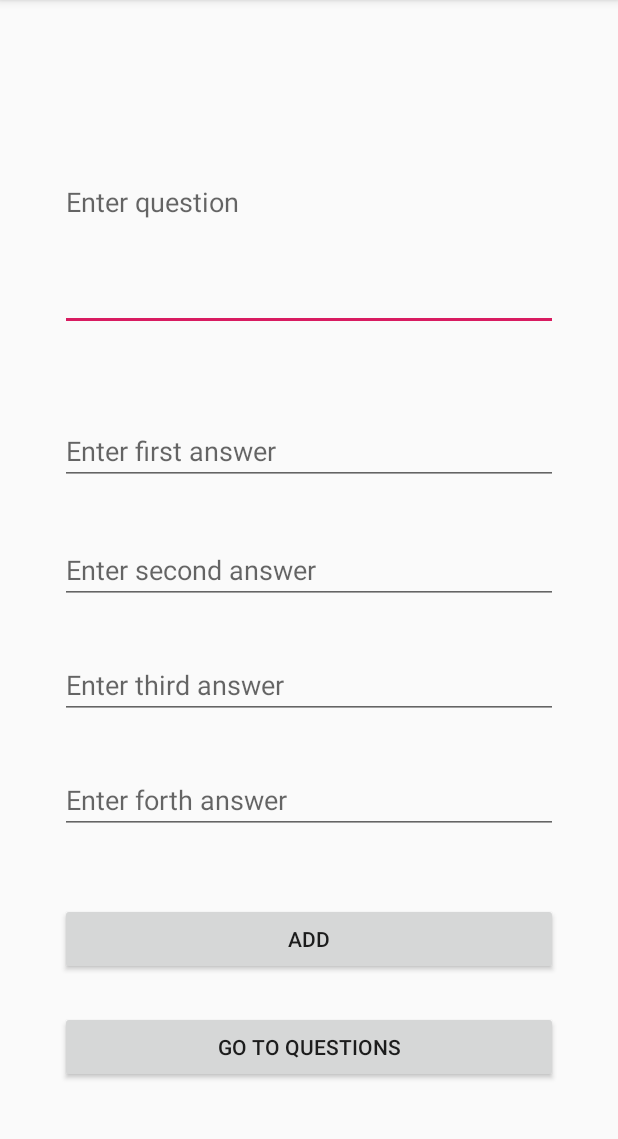
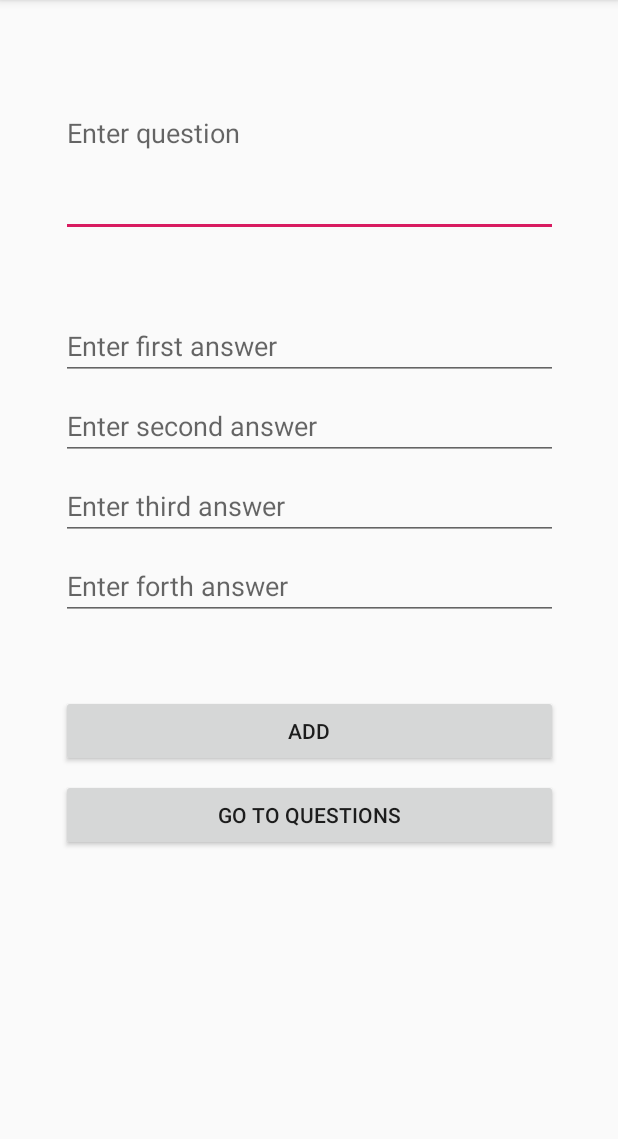
Before and after one commit to yura2000/registration-realm-app, an Android app: the AddQuestionActivity screen opened directly, with no data from a screen before it, on a phone screen of 412 x 824 dp, the part 84-1223 px from its top. Run offline under Robolectric (Android 15) with nearby library versions, the phone set to English and light mode, and no system bars; libraries missing offline, so code that uses them is left out: io.realm; 3 statements that could not run were skipped.

```diff
--- a/app/build.gradle
+++ b/app/build.gradle
@@ -12,7 +12,7 @@ android {
     compileSdkVersion 28
     defaultConfig {
         applicationId "com.example.mvp_with_realm"
-        minSdkVersion 24
+        minSdkVersion 21
         targetSdkVersion 28
         versionCode 1
         versionName "1.0"
--- a/app/src/main/java/com/example/mvp_with_realm/registration/RegisterService.kt
+++ b/app/src/main/java/com/example/mvp_with_realm/registration/RegisterService.kt
@@ -10,6 +10,6 @@ class RegisterService {
             realm.where(com.example.mvp_with_realm.registration.Person::class.java).equalTo("username", username)
                 .findFirst()
 
-        return persons!!.username == username
+        return persons?.username == username
     }
 }
--- a/app/src/main/res/layout/activity_add_question.xml
+++ b/app/src/main/res/layout/activity_add_question.xml
@@ -8,80 +8,79 @@
         tools:context=".new_question.AddQuestionActivity">
 
     <EditText
-            android:layout_width="0dp"
-            android:layout_height="0dp"
+            android:layout_width="331dp"
+            android:layout_height="138dp"
             android:inputType="textPersonName"
             android:ems="10"
             android:id="@+id/question_et"
             android:hint="Enter question"
-            android:layout_marginTop="49dp"
-            android:layout_marginBottom="57dp" app:layout_constraintEnd_toEndOf="parent"
-            app:layout_constraintBottom_toTopOf="@+id/answer1_et" app:layout_constraintTop_toTopOf="parent"
-            app:layout_constraintStart_toStartOf="parent"
-            android:layout_marginStart="40dp" android:layout_marginEnd="40dp"/>
+            android:layout_marginStart="8dp"
+            app:layout_constraintStart_toStartOf="parent" android:layout_marginEnd="8dp"
+            app:layout_constraintEnd_toEndOf="parent" android:layout_marginTop="20dp"
+            app:layout_constraintTop_toTopOf="parent"/>
     <EditText
-            android:layout_width="0dp"
+            android:layout_width="331dp"
             android:layout_height="wrap_content"
             android:inputType="textPersonName"
             android:ems="10"
             android:id="@+id/answer1_et"
             android:hint="Enter first answer"
-            app:layout_constraintTop_toBottomOf="@+id/question_et" android:layout_marginBottom="34dp"
-            app:layout_constraintEnd_toEndOf="parent" app:layout_constraintBottom_toTopOf="@+id/answer2_et"
-            app:layout_constraintStart_toStartOf="parent"
-            android:layout_marginStart="40dp" android:layout_marginEnd="40dp"/>
+            android:layout_marginEnd="8dp"
+            app:layout_constraintEnd_toEndOf="parent" android:layout_marginStart="8dp"
+            app:layout_constraintStart_toStartOf="parent" android:layout_marginTop="50dp"
+            app:layout_constraintTop_toBottomOf="@+id/question_et"/>
     <EditText
-            android:layout_width="0dp"
+            android:layout_width="331dp"
             android:layout_height="wrap_content"
             android:inputType="textPersonName"
             android:ems="10"
             android:id="@+id/answer2_et"
             android:hint="Enter second answer"
-            app:layout_constraintTop_toBottomOf="@+id/answer1_et" android:layout_marginBottom="31dp"
-            app:layout_constraintEnd_toEndOf="parent" app:layout_constraintBottom_toTopOf="@+id/answer3_et"
-            app:layout_constraintStart_toStartOf="parent"
-            android:layout_marginStart="40dp" android:layout_marginEnd="40dp"/>
+            android:layout_marginEnd="8dp"
+            app:layout_constraintEnd_toEndOf="parent" android:layout_marginStart="8dp"
+            app:layout_constraintStart_toStartOf="parent" android:layout_marginTop="8dp"
+            app:layout_constraintTop_toBottomOf="@+id/answer1_et"/>
     <EditText
-            android:layout_width="0dp"
+            android:layout_width="331dp"
             android:layout_height="wrap_content"
             android:inputType="textPersonName"
             android:ems="10"
             android:id="@+id/answer3_et"
             android:hint="Enter third answer"
-            app:layout_constraintTop_toBottomOf="@+id/answer2_et" android:layout_marginBottom="31dp"
-            app:layout_constraintEnd_toEndOf="parent" app:layout_constraintBottom_toTopOf="@+id/answer4_et"
-            app:layout_constraintStart_toStartOf="parent"
-            android:layout_marginStart="40dp" android:layout_marginEnd="40dp"/>
+            android:layout_marginEnd="8dp"
+            app:layout_constraintEnd_toEndOf="parent" android:layout_marginStart="8dp"
+            app:layout_constraintStart_toStartOf="parent" android:layout_marginTop="8dp"
+            app:layout_constraintTop_toBottomOf="@+id/answer2_et"/>
     <EditText
-            android:layout_width="0dp"
+            android:layout_width="331dp"
             android:layout_height="wrap_content"
             android:inputType="textPersonName"
             android:ems="10"
             android:id="@+id/answer4_et"
             android:hint="Enter forth answer"
-            app:layout_constraintTop_toBottomOf="@+id/answer3_et" android:layout_marginBottom="46dp"
-            app:layout_constraintEnd_toEndOf="parent" app:layout_constraintBottom_toTopOf="@+id/add_btn"
-            app:layout_constraintStart_toStartOf="parent"
-            android:layout_marginStart="40dp" android:layout_marginEnd="40dp"/>
+            android:layout_marginEnd="8dp"
+            app:layout_constraintEnd_toEndOf="parent" android:layout_marginStart="8dp"
+            app:layout_constraintStart_toStartOf="parent" android:layout_marginTop="8dp"
+            app:layout_constraintTop_toBottomOf="@+id/answer3_et"/>
     <Button
             android:text="Add"
-            android:layout_width="0dp"
+            android:layout_width="331dp"
             android:layout_height="wrap_content"
             android:id="@+id/add_btn"
             android:onClick="onAddClicked"
-            app:layout_constraintTop_toBottomOf="@+id/answer4_et" android:layout_marginBottom="24dp"
-            app:layout_constraintEnd_toEndOf="parent" app:layout_constraintBottom_toTopOf="@+id/go_to_questions_btn"
-            app:layout_constraintStart_toStartOf="parent"
-            android:layout_marginStart="40dp" android:layout_marginEnd="40dp"/>
+            app:layout_constraintEnd_toEndOf="parent"
+            android:layout_marginEnd="8dp" app:layout_constraintStart_toStartOf="parent"
+            android:layout_marginStart="8dp" android:layout_marginTop="50dp"
+            app:layout_constraintTop_toBottomOf="@+id/answer4_et"/>
     <Button
             android:text="Go to questions"
-            android:layout_width="0dp"
+            android:layout_width="331dp"
             android:layout_height="wrap_content"
             android:id="@+id/go_to_questions_btn"
             android:onClick="onGoToQuestionClicked"
-            app:layout_constraintTop_toBottomOf="@+id/add_btn"
-            android:layout_marginBottom="46dp" app:layout_constraintEnd_toEndOf="parent"
             app:layout_constraintStart_toStartOf="parent"
-            app:layout_constraintBottom_toBottomOf="parent" android:layout_marginStart="40dp"
-            android:layout_marginEnd="40dp"/>
+            android:layout_marginStart="8dp" app:layout_constraintEnd_toEndOf="parent" android:layout_marginEnd="8dp"
+            android:layout_marginTop="8dp" app:layout_constraintTop_toBottomOf="@+id/add_btn"
+            android:layout_marginBottom="8dp" app:layout_constraintBottom_toBottomOf="parent"
+            app:layout_constraintVertical_bias="0.0"/>
 </android.support.constraint.ConstraintLayout>
```
Also changed, not shown: app/src/main/java/com/example/mvp_with_realm/test/TestActivity.kt (+10 -3 lines), app/src/main/res/layout/activity_test.xml (+28 -30 lines).
